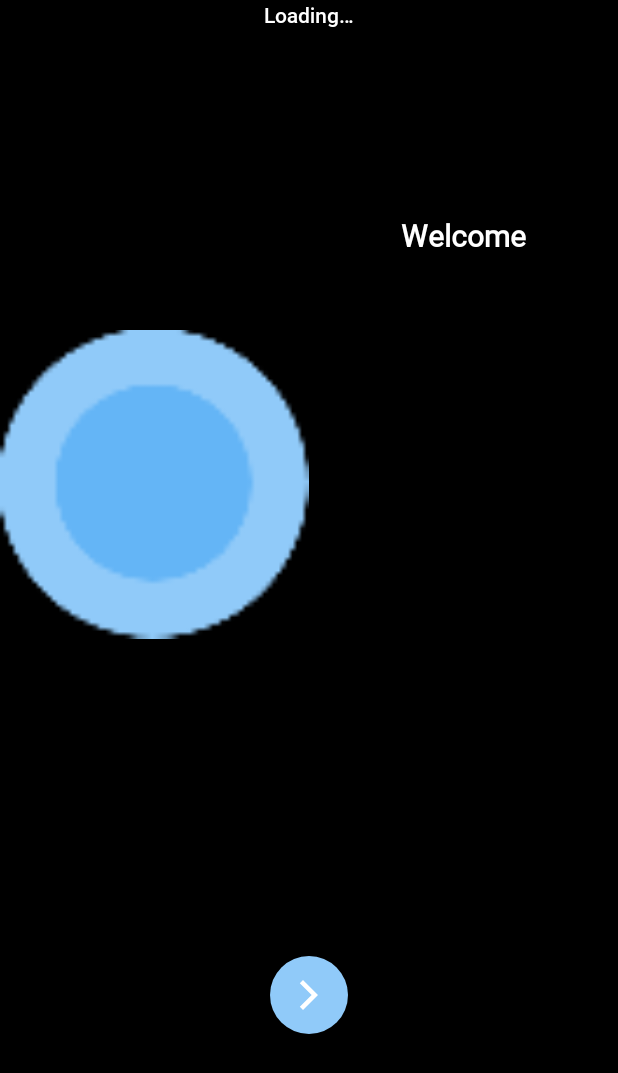
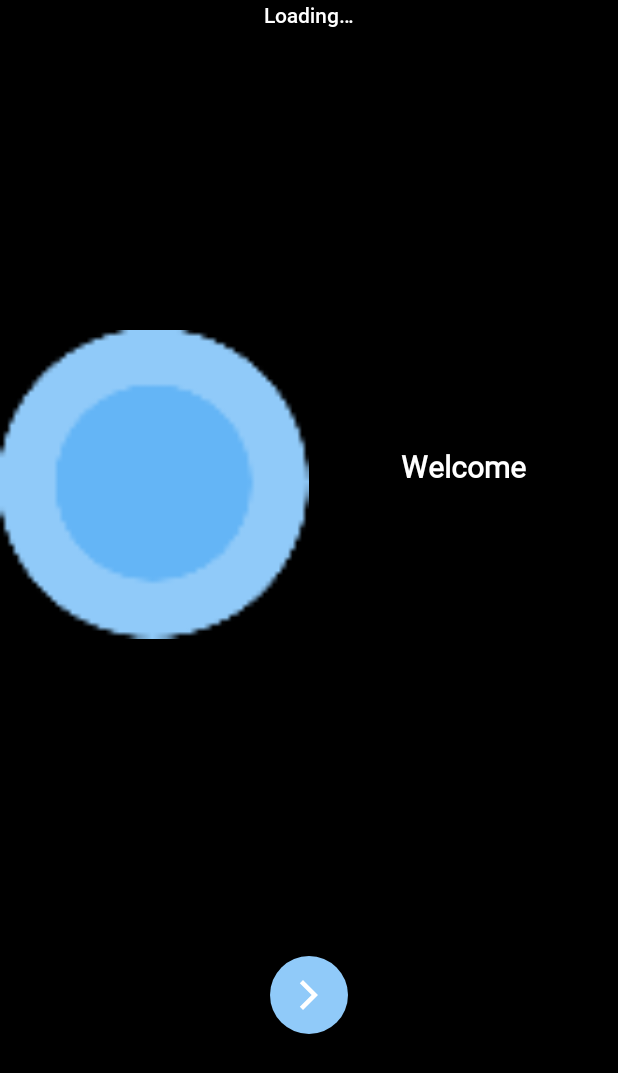
Before and after one commit to ReXDevStudio/WearReX, an Android app: the fragment WelcomeLoginFragment placed in its activity, on a phone screen of 412 x 824 dp. Shown: the top 1073 px of the screen. Run offline under Robolectric (Android 15) with nearby library versions, the phone set to English and light mode, and no system bars; plain views replace BoxInsetLayout; pictures from the network do not load; 3 statements that could not run were skipped.

```diff
--- a/app/src/main/res/layout/fragment_welcome_login.xml
+++ b/app/src/main/res/layout/fragment_welcome_login.xml
@@ -38,6 +38,7 @@
             android:layout_width="wrap_content"
             android:layout_height="0dp"
             android:fontFamily="@font/roboto"
+            android:gravity="center_vertical"
             android:text="@string/welcomeText"
             android:textColor="#FFFFFF"
             android:textSize="20sp"
--- a/app/src/main/res/values/strings.xml
+++ b/app/src/main/res/values/strings.xml
@@ -13,7 +13,7 @@
     <string name="welcomeUseText">Welcome to\nWear ReX</string>
     <string name="touristText">Tourist</string>
     <string name="logout">Log out</string>
-    <string name="failedToFetchUsernameText">Failed to fetch username!</string>
+    <string name="failedToFetchUsernameText">Failed to fetch username</string>
     <string name="enterPasswordText">Enter password</string>
     <string name="caseSensitiveText">Case sensitive</string>
     <string name="fillTheInfosCorrectlyText">Please fill in the ID and password correctly</string>
```
Also changed, not shown: 1 other file.
